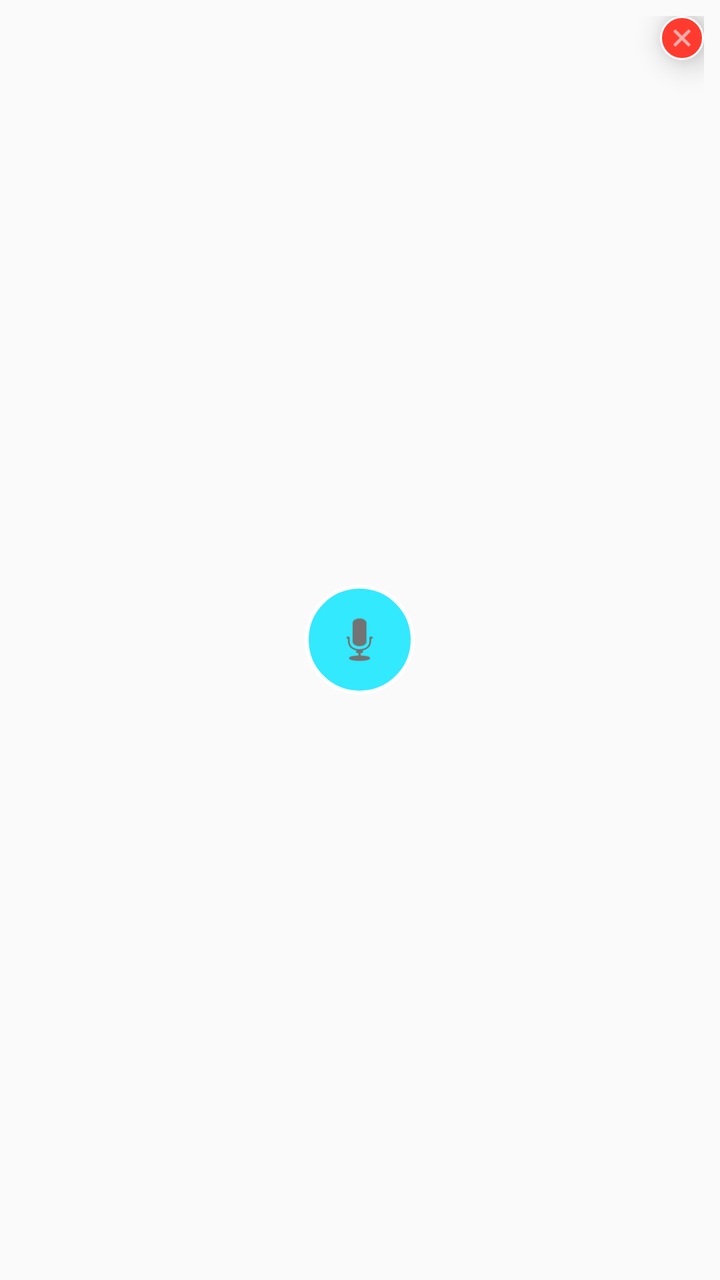
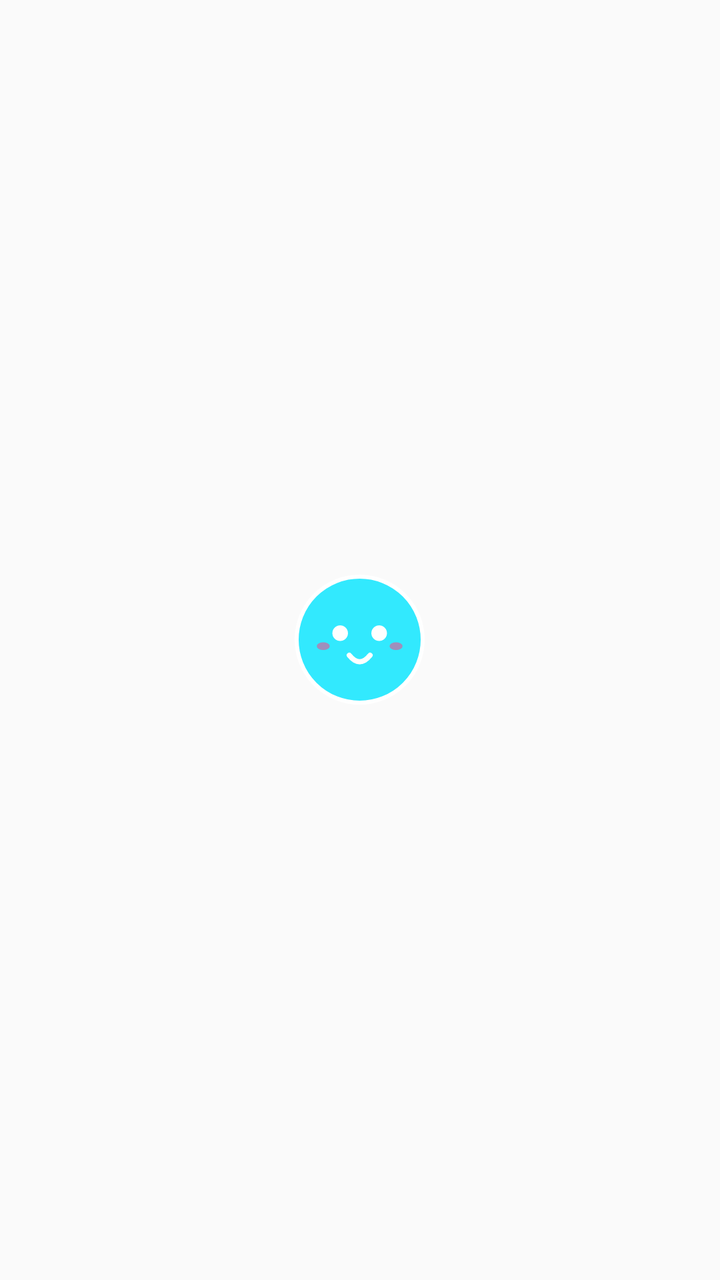

Two renders of the same Android screen: before a commit and after it. Below are the layout's source before the change and the commit's diff.
<!-- AndroidManifest.xml: application theme Theme.AppCompat.DayNight.NoActionBar -->
<!-- res/layout/layout_floating_bubble.xml -->
<?xml version="1.0" encoding="utf-8"?>
<FrameLayout xmlns:android="http://schemas.android.com/apk/res/android"
    android:id="@+id/bubbleRoot"
    android:layout_width="wrap_content"
    android:layout_height="wrap_content"
    android:padding="8dp">

    
    <ImageView
        android:id="@+id/jellyBall"
        android:layout_width="55dp"
        android:layout_height="55dp"
        android:layout_gravity="center"
        android:background="@drawable/bg_jelly_bubble"
        android:src="@android:drawable/ic_btn_speak_now"
        android:padding="12dp"
        android:elevation="8dp" />

    
    <ImageView
        android:id="@+id/btnClose"
        android:layout_width="22dp"
        android:layout_height="22dp"
        android:layout_gravity="top|end"
        android:background="@drawable/bg_close_btn"
        android:src="@android:drawable/ic_menu_close_clear_cancel"
        android:tint="#FFFFFF"
        android:padding="4dp"
        android:elevation="10dp" />
</FrameLayout>
<!-- resources referenced by this layout -->
<resources>
  <!-- drawable bg_close_btn (drawable) -->
  <?xml version="1.0" encoding="utf-8"?>
  <shape xmlns:android="http://schemas.android.com/apk/res/android" android:shape="oval">
      <solid android:color="#FF3B30" />
      <stroke android:width="1dp" android:color="#FFFFFF" />
  </shape>
  <!-- drawable bg_jelly_bubble (drawable) -->
  <?xml version="1.0" encoding="utf-8"?>
  <shape xmlns:android="http://schemas.android.com/apk/res/android" android:shape="oval">
      <solid android:color="#CC00E5FF" />
      <stroke android:width="2dp" android:color="#FFFFFF" />
  </shape>
</resources>

<!-- the commit's change to res/layout/layout_floating_bubble.xml (unified diff, before → after) -->
@@ -4,27 +4,18 @@
     android:layout_width="wrap_content"
     android:layout_height="wrap_content"
     android:padding="8dp">
-
-    
     <ImageView
-        android:id="@+id/jellyBall"
-        android:layout_width="55dp"
-        android:layout_height="55dp"
+        android:id="@+id/jellyBg"
+        android:layout_width="65dp"
+        android:layout_height="65dp"
         android:layout_gravity="center"
         android:background="@drawable/bg_jelly_bubble"
-        android:src="@android:drawable/ic_btn_speak_now"
-        android:padding="12dp"
         android:elevation="8dp" />
-
-    
     <ImageView
-        android:id="@+id/btnClose"
-        android:layout_width="22dp"
-        android:layout_height="22dp"
-        android:layout_gravity="top|end"
-        android:background="@drawable/bg_close_btn"
-        android:src="@android:drawable/ic_menu_close_clear_cancel"
-        android:tint="#FFFFFF"
-        android:padding="4dp"
-        android:elevation="10dp" />
+        android:id="@+id/jellyFace"
+        android:layout_width="65dp"
+        android:layout_height="65dp"
+        android:layout_gravity="center"
+        android:src="@drawable/ic_jelly_face"
+        android:elevation="9dp" />
 </FrameLayout>
<!-- resource entries referenced after the edit -->
@@ -1,16 +1,26 @@
 <!-- resources referenced by this layout -->
 <resources>
-  <!-- drawable bg_close_btn (drawable) -->
-  <?xml version="1.0" encoding="utf-8"?>
-  <shape xmlns:android="http://schemas.android.com/apk/res/android" android:shape="oval">
-      <solid android:color="#FF3B30" />
-      <stroke android:width="1dp" android:color="#FFFFFF" />
-  </shape>
   <!-- drawable bg_jelly_bubble (drawable) -->
   <?xml version="1.0" encoding="utf-8"?>
   <shape xmlns:android="http://schemas.android.com/apk/res/android" android:shape="oval">
       <solid android:color="#CC00E5FF" />
       <stroke android:width="2dp" android:color="#FFFFFF" />
   </shape>
+  <!-- drawable ic_jelly_face (drawable) -->
+  <vector xmlns:android="http://schemas.android.com/apk/res/android"
+      android:width="60dp"
+      android:height="60dp"
+      android:viewportWidth="100"
+      android:viewportHeight="100">
+      
+      <path android:fillColor="#FFFFFF" android:pathData="M35,45 m-6,0 a6,6 0,1,1 12,0 a6,6 0,1,1 -12,0" />
+      
+      <path android:fillColor="#FFFFFF" android:pathData="M65,45 m-6,0 a6,6 0,1,1 12,0 a6,6 0,1,1 -12,0" />
+      
+      <path android:fillColor="#88FF4081" android:pathData="M22,55 m-5,0 a5,3 0,1,1 10,0 a5,3 0,1,1 -10,0" />
+      <path android:fillColor="#88FF4081" android:pathData="M78,55 m-5,0 a5,3 0,1,1 10,0 a5,3 0,1,1 -10,0" />
+      
+      <path android:strokeColor="#FFFFFF" android:strokeWidth="4" android:strokeLineCap="round" android:fillColor="#00000000" android:pathData="M42,62 Q50,72 58,62" />
+  </vector>
 </resources>
 
